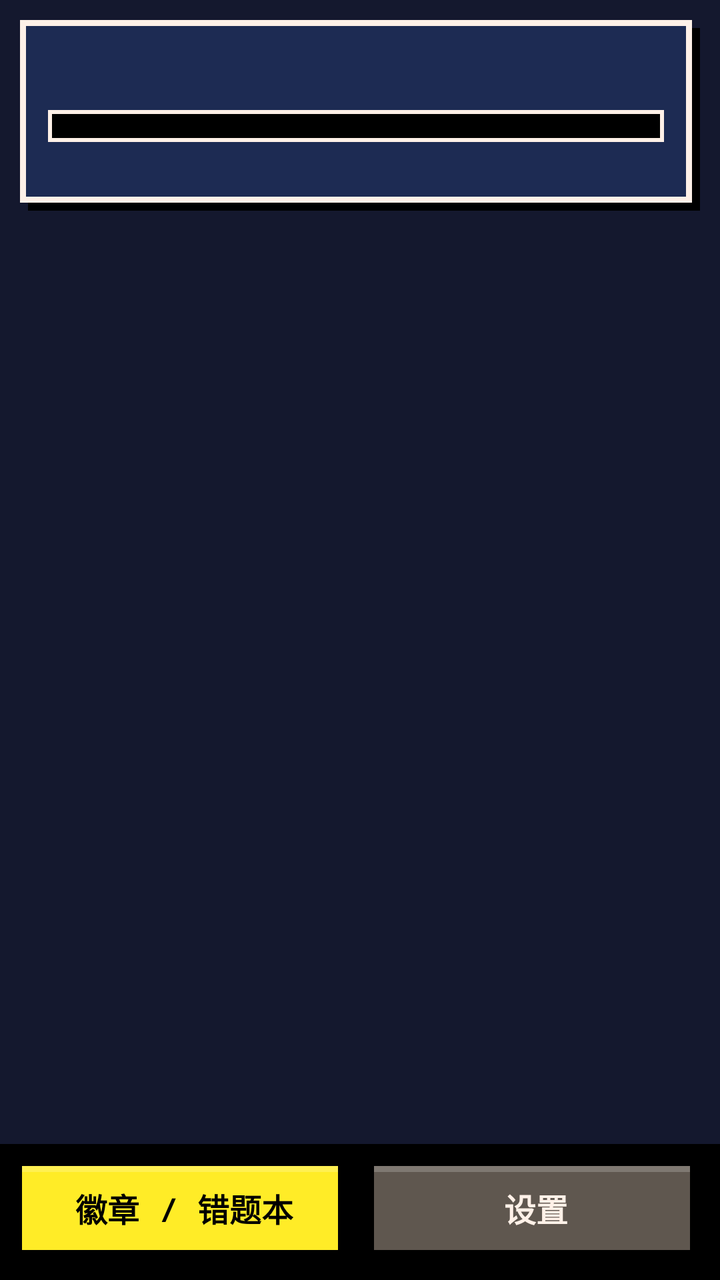
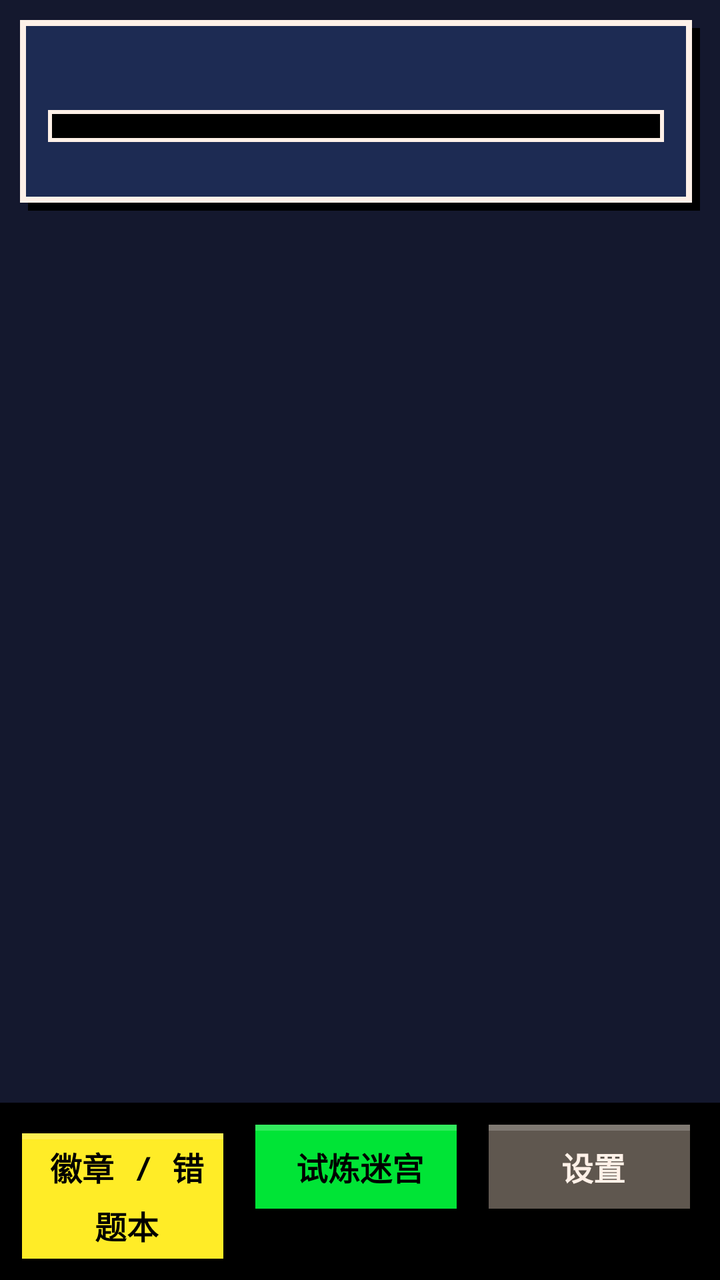

Before-and-after screenshots of an Android layout around one commit, followed by the original layout XML and the change that was made.
<!-- AndroidManifest.xml: application theme Theme.PyStarter -->
<!-- res/layout/activity_main.xml -->
<?xml version="1.0" encoding="utf-8"?>
<LinearLayout xmlns:android="http://schemas.android.com/apk/res/android"
    android:layout_width="match_parent"
    android:layout_height="match_parent"
    android:fitsSystemWindows="true"
    android:orientation="vertical">

    <LinearLayout
        android:layout_width="match_parent"
        android:layout_height="wrap_content"
        android:layout_margin="10dp"
        android:background="@drawable/px_panel"
        android:orientation="vertical"
        android:paddingStart="14dp"
        android:paddingTop="10dp"
        android:paddingEnd="18dp"
        android:paddingBottom="14dp">

        <LinearLayout
            android:layout_width="match_parent"
            android:layout_height="wrap_content"
            android:gravity="center_vertical"
            android:orientation="horizontal">

            <TextView
                android:id="@+id/levelTitle"
                style="@style/PxText.Title"
                android:layout_width="0dp"
                android:layout_height="wrap_content"
                android:layout_weight="1" />

            <TextView
                android:id="@+id/starTotal"
                style="@style/PxText"
                android:layout_width="wrap_content"
                android:layout_height="wrap_content"
                android:textColor="@color/px_yellow" />
        </LinearLayout>

        <ProgressBar
            android:id="@+id/xpBar"
            style="?android:attr/progressBarStyleHorizontal"
            android:layout_width="match_parent"
            android:layout_height="16dp"
            android:layout_marginTop="8dp"
            android:progressDrawable="@drawable/px_bar"
            android:progressTint="@color/px_green" />

        <TextView
            android:id="@+id/xpText"
            style="@style/PxText.Small"
            android:layout_width="match_parent"
            android:layout_height="wrap_content"
            android:layout_marginTop="4dp" />
    </LinearLayout>

    <ScrollView
        android:id="@+id/mapScroll"
        android:layout_width="match_parent"
        android:layout_height="0dp"
        android:layout_weight="1">

        <LinearLayout
            android:id="@+id/mapContainer"
            android:layout_width="match_parent"
            android:layout_height="wrap_content"
            android:orientation="vertical"
            android:paddingStart="10dp"
            android:paddingEnd="10dp"
            android:paddingBottom="24dp" />
    </ScrollView>

    <ProgressBar
        android:id="@+id/loading"
        android:layout_width="wrap_content"
        android:layout_height="wrap_content"
        android:layout_gravity="center"
        android:visibility="gone" />

    <LinearLayout
        android:layout_width="match_parent"
        android:layout_height="wrap_content"
        android:background="@color/px_black"
        android:orientation="horizontal"
        android:padding="8dp">

        <TextView
            android:id="@+id/navProgress"
            style="@style/PxButton.Yellow"
            android:layout_width="0dp"
            android:layout_height="wrap_content"
            android:layout_marginEnd="8dp"
            android:layout_weight="1"
            android:text="@string/nav_progress" />

        <TextView
            android:id="@+id/navSettings"
            style="@style/PxButton.Gray"
            android:layout_width="0dp"
            android:layout_height="wrap_content"
            android:layout_weight="1"
            android:text="@string/settings" />
    </LinearLayout>
</LinearLayout>
<!-- resources referenced by this layout -->
<resources>
  <color name="px_black">#000000</color>
  <color name="px_green">#00E436</color>
  <color name="px_yellow">#FFEC27</color>
  <!-- drawable px_panel (drawable) -->
  <?xml version="1.0" encoding="utf-8"?>
  <layer-list xmlns:android="http://schemas.android.com/apk/res/android">
      <item android:left="4dp" android:top="4dp">
          <shape><solid android:color="#000000" /></shape>
      </item>
      <item android:right="4dp" android:bottom="4dp">
          <shape><solid android:color="#1D2B53" /><stroke android:width="3dp" android:color="#FFF1E8" /></shape>
      </item>
  </layer-list>
  <string name="nav_progress">徽章 / 错题本</string>
  <string name="settings">设置</string>
  <style name="PxButton.Gray">
          <item name="android:background">@drawable/px_btn_gray</item>
          <item name="android:textColor">@color/px_white</item>
      </style>
  <style name="PxButton.Yellow"><item name="android:background">@drawable/px_btn_yellow</item></style>
  <style name="PxText">
          <item name="android:fontFamily">monospace</item>
          <item name="android:textStyle">bold</item>
          <item name="android:textColor">@color/px_white</item>
          <item name="android:textSize">15sp</item>
          <item name="android:lineSpacingMultiplier">1.25</item>
      </style>
  <style name="PxText.Small">
          <item name="android:textSize">12sp</item>
          <item name="android:textColor">@color/px_silver</item>
      </style>
  <style name="PxText.Title">
          <item name="android:textSize">20sp</item>
          <item name="android:textColor">@color/px_yellow</item>
      </style>
  <color name="px_white">#FFF1E8</color>
  <color name="px_silver">#C2C3C7</color>
  <color name="px_blue">#29ADFF</color>
  <color name="px_panel">#1D2B53</color>
  <color name="px_bg">#14182E</color>
  <style name="PxShape">
          <item name="cornerFamily">cut</item>
          <item name="cornerSize">0dp</item>
      </style>
  <!-- unchanged entries left out for length: 4 -->
</resources>

<!-- the commit's change to res/layout/activity_main.xml (unified diff, before → after) -->
@@ -89,9 +89,18 @@
             style="@style/PxButton.Yellow"
             android:layout_width="0dp"
             android:layout_height="wrap_content"
-            android:layout_marginEnd="8dp"
+            android:layout_marginEnd="6dp"
             android:layout_weight="1"
             android:text="@string/nav_progress" />
+
+        <TextView
+            android:id="@+id/navMaze"
+            style="@style/PxButton.Green"
+            android:layout_width="0dp"
+            android:layout_height="wrap_content"
+            android:layout_marginEnd="6dp"
+            android:layout_weight="1"
+            android:text="试炼迷宫" />
 
         <TextView
             android:id="@+id/navSettings"
<!-- resource entries referenced after the edit -->
@@ -19,6 +19,7 @@
           <item name="android:background">@drawable/px_btn_gray</item>
           <item name="android:textColor">@color/px_white</item>
       </style>
+  <style name="PxButton.Green"><item name="android:background">@drawable/px_btn_green</item></style>
   <style name="PxButton.Yellow"><item name="android:background">@drawable/px_btn_yellow</item></style>
   <style name="PxText">
           <item name="android:fontFamily">monospace</item>
@@ -36,6 +37,46 @@
           <item name="android:textColor">@color/px_yellow</item>
       </style>
   <color name="px_white">#FFF1E8</color>
+  <!-- drawable px_btn_green (drawable) -->
+  <?xml version="1.0" encoding="utf-8"?>
+  <selector xmlns:android="http://schemas.android.com/apk/res/android">
+      <item android:state_pressed="true">
+          <layer-list>
+              <item android:left="4dp" android:top="4dp">
+                  <shape><solid android:color="#000000" /></shape>
+              </item>
+              <item android:left="7dp" android:top="7dp" android:right="0dp" android:bottom="0dp">
+                  <shape><solid android:color="#00E436" /></shape>
+              </item>
+          </layer-list>
+      </item>
+      <item android:state_enabled="false">
+          <layer-list>
+              <item android:right="4dp" android:bottom="4dp">
+                  <shape><solid android:color="#000000" /></shape>
+              </item>
+              <item android:left="3dp" android:top="3dp" android:right="7dp" android:bottom="7dp">
+                  <shape><solid android:color="#5F574F" /></shape>
+              </item>
+          </layer-list>
+      </item>
+      <item>
+          <layer-list>
+              <item android:left="4dp" android:top="4dp">
+                  <shape><solid android:color="#000000" /></shape>
+              </item>
+              <item android:right="4dp" android:bottom="4dp">
+                  <shape><solid android:color="#000000" /></shape>
+              </item>
+              <item android:left="3dp" android:top="3dp" android:right="7dp" android:bottom="7dp">
+                  <shape><solid android:color="#00E436" /></shape>
+              </item>
+              <item android:left="3dp" android:top="3dp" android:right="7dp" android:bottom="7dp" android:gravity="top">
+                  <shape><size android:height="3dp" /><solid android:color="#33FFFFFF" /></shape>
+              </item>
+          </layer-list>
+      </item>
+  </selector>
   <color name="px_silver">#C2C3C7</color>
   <color name="px_blue">#29ADFF</color>
   <color name="px_panel">#1D2B53</color>
